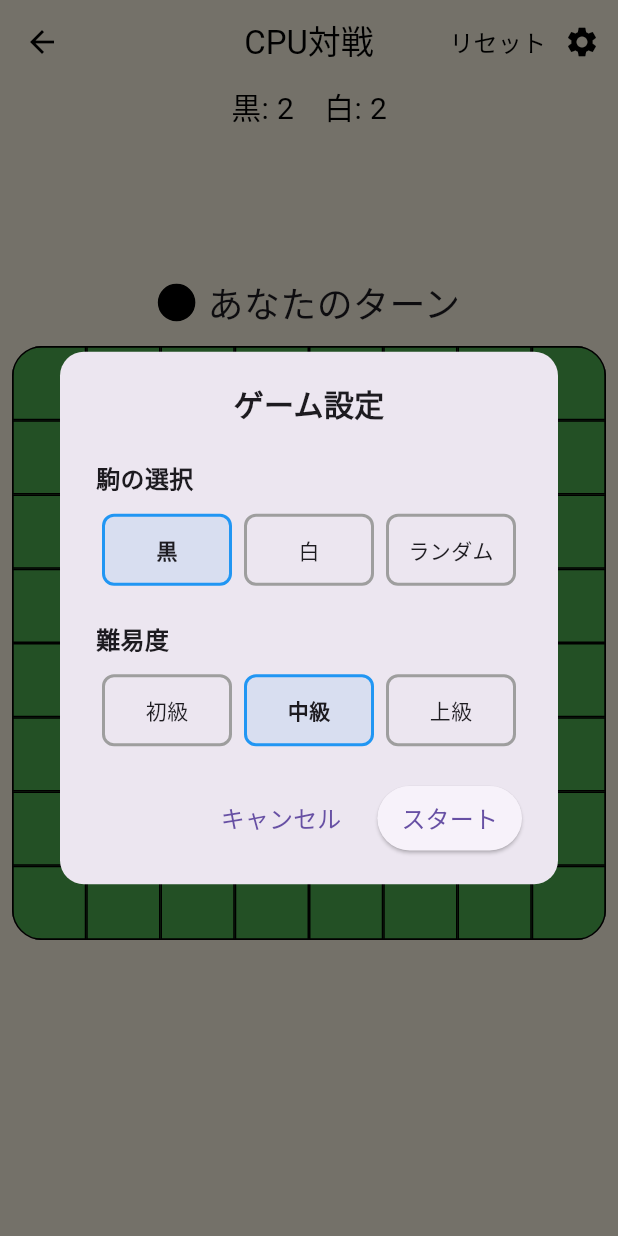
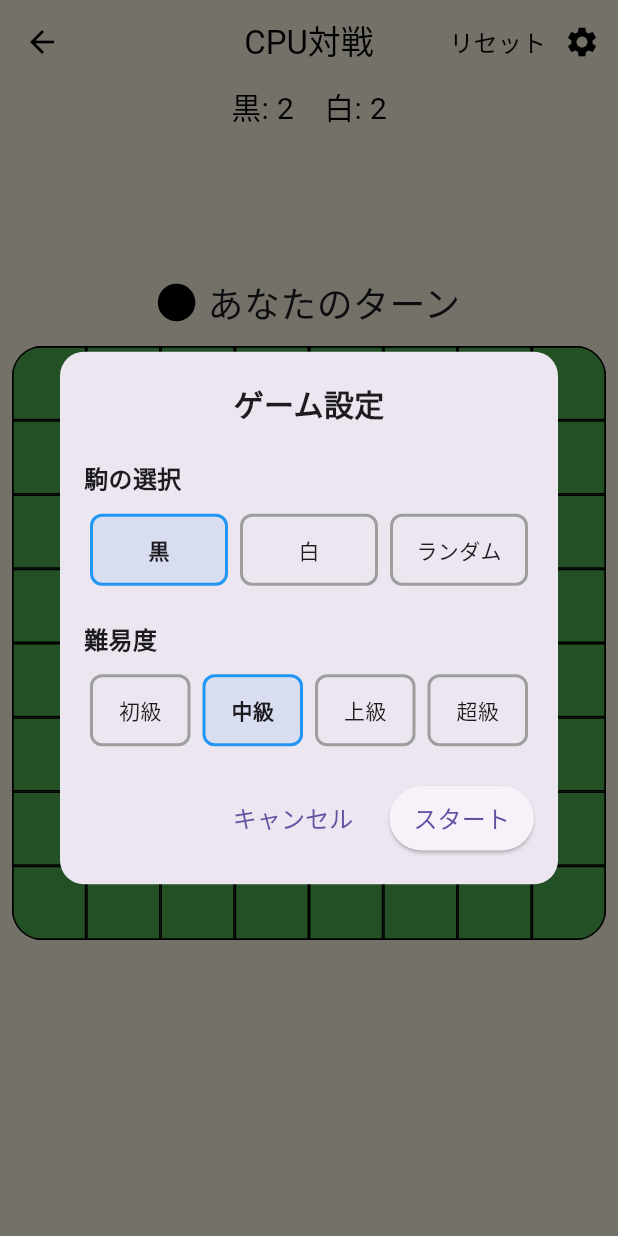
Before and after one commit to AimotoRyosuke/reversi_app, a Flutter app: the MatchCpuScreen screen opened by its route, on a phone screen of 412 x 824 dp. Run offline on Flutter 3.47's test engine with Material 3 defaults, Android fonts, the phone set to English and light mode, and no system bars; our stand-ins replace flutter_hooks, freezed_annotation, go_router, hooks_riverpod.

Commit message:
add very hard

```diff
--- a/lib/ui/match_cpu_screen.dart
+++ b/lib/ui/match_cpu_screen.dart
@@ -154,7 +154,7 @@ class _GameSettingsDialogState extends State<_GameSettingsDialog> {
         borderRadius: BorderRadius.circular(16),
       ),
       child: Padding(
-        padding: const EdgeInsets.symmetric(horizontal: 24, vertical: 20),
+        padding: const EdgeInsets.symmetric(horizontal: 16, vertical: 20),
         child: Column(
           mainAxisSize: MainAxisSize.min,
           crossAxisAlignment: CrossAxisAlignment.start,
@@ -200,6 +200,7 @@ class _GameSettingsDialogState extends State<_GameSettingsDialog> {
                 _buildDifficultyOption(CpuDifficulty.easy, '初級'),
                 _buildDifficultyOption(CpuDifficulty.medium, '中級'),
                 _buildDifficultyOption(CpuDifficulty.hard, '上級'),
+                _buildDifficultyOption(CpuDifficulty.veryHard, '超級'),
               ],
             ),
             const SizedBox(height: 24),
--- a/lib/view_model/match_cpu_view_model.dart
+++ b/lib/view_model/match_cpu_view_model.dart
@@ -13,7 +13,7 @@ final matchCpuProvider =
 
 enum PlayerChoice { black, white, random }
 
-enum CpuDifficulty { easy, medium, hard }
+enum CpuDifficulty { easy, medium, hard, veryHard }
 
 @freezed
 class MatchCpuState with _$MatchCpuState {
@@ -158,6 +158,12 @@ class MatchCpuViewModel extends Notifier<MatchCpuState> {
               state.board,
               state.currentPlayer,
             );
+          case CpuDifficulty.veryHard:
+            move = ReversiAi.selectMoveVeryHard(
+              state.validMoves,
+              state.board,
+              state.currentPlayer,
+            );
         }
         applyMove(move[0], move[1]);
       }
```
